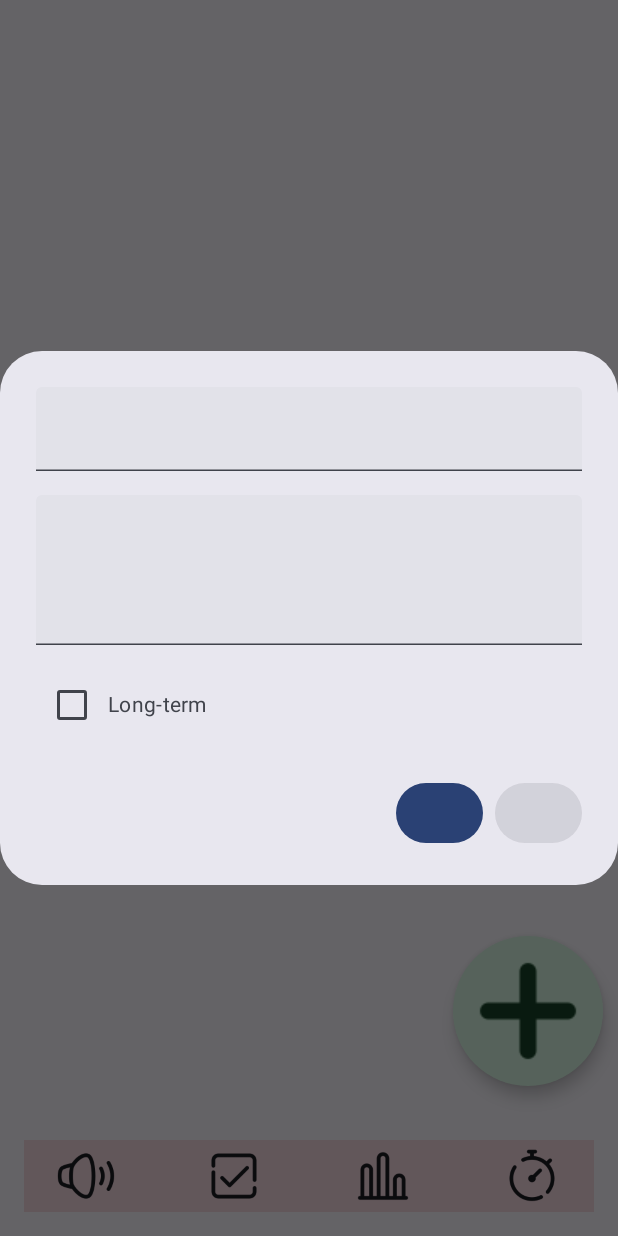
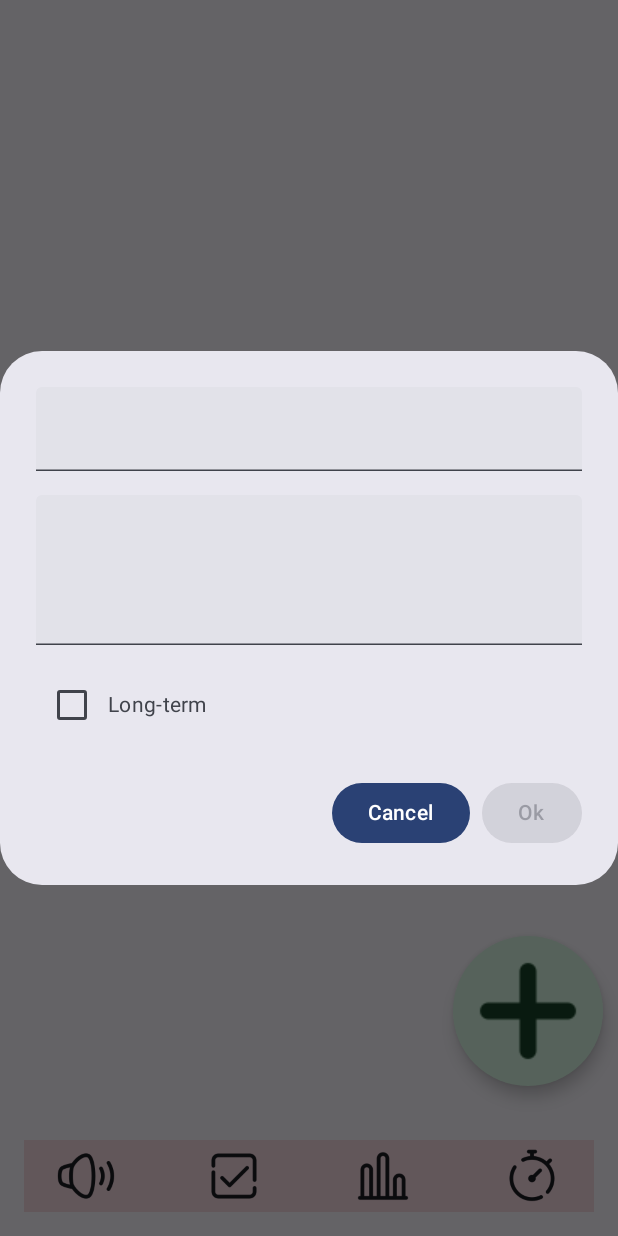
Before and after one commit to Kristina-Uglerova/ProdActivity, an Android app built with Jetpack Compose: the GoalsScreen screen opened through its navigation route, after a tap on "add", on a phone screen of 412 x 824 dp. Run offline under Robolectric (Android 15) with nearby library versions, the phone set to English and light mode, and no system bars; our stand-ins replace Room's generated code.

Commit message:
bug fixed

```diff
--- a/app/src/main/java/com/example/prodactivity/ui/GoalsScreen.kt
+++ b/app/src/main/java/com/example/prodactivity/ui/GoalsScreen.kt
@@ -271,12 +271,12 @@ fun GoalEditDialog(
 
                 }
             ) {
-                R.string.ok_button
+                Text(text = stringResource(id = R.string.ok_button))
             }
         },
         dismissButton = {
             Button(onClick = { onCloseDialog() }) {
-                R.string.cancel_button
+                Text(text = stringResource(id = R.string.cancel_button))
             }
         },
         text = {
```
Also changed, not shown: app/src/main/java/com/example/prodactivity/viewModel/StatsViewModel.kt (+8 -3 lines).
